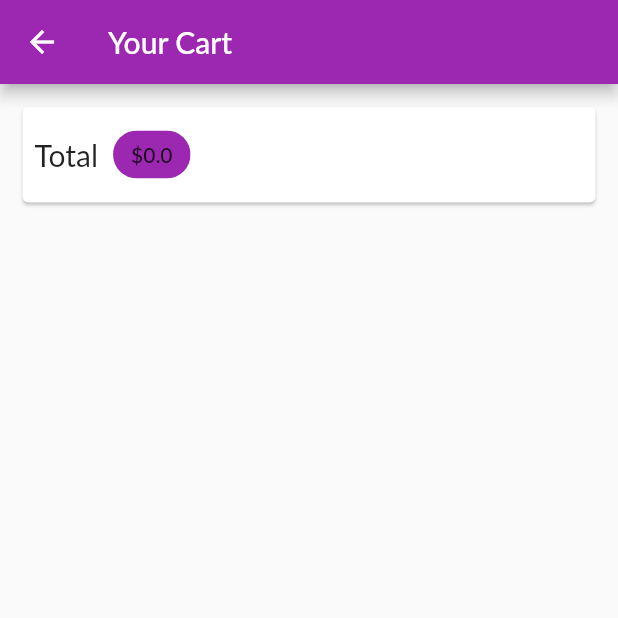
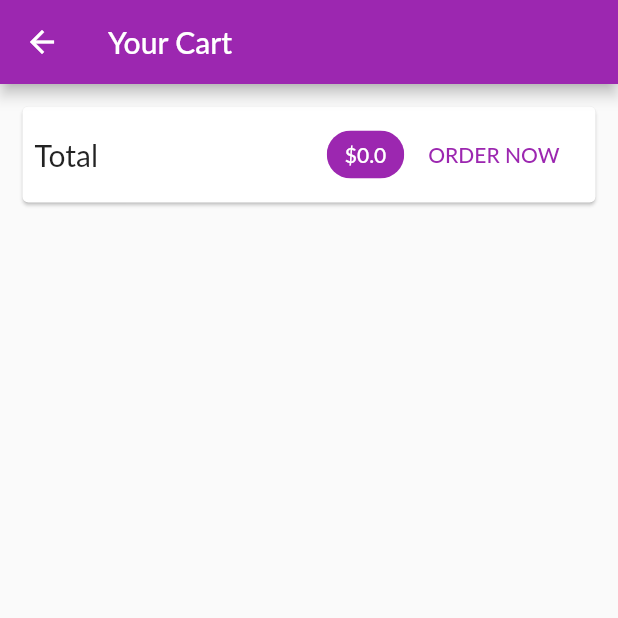
Before and after one commit to bsolca/Flutter, a Flutter app: the CartPage screen opened by its route, on a phone screen of 412 x 824 dp, the top half of it. Run offline on Flutter 3.47's test engine with Material 2 defaults, Android fonts, the phone set to English and light mode, and no system bars; network calls fail; Roboto replaces fonts that are missing (Lato).

Commit message:
[+] Delete item in cart

```diff
--- a/shop_app/lib/pages/cart_page.dart
+++ b/shop_app/lib/pages/cart_page.dart
@@ -1,6 +1,7 @@
 import 'package:flutter/material.dart';
 import 'package:provider/provider.dart';
-import 'package:shopapp/providers/cart.dart';
+import 'package:shopapp/providers/cart.dart' show Cart;
+import 'package:shopapp/widgets/card_item.dart';
 
 class CartPage extends StatelessWidget {
   static const routeName = '/cart';
@@ -18,22 +19,44 @@ class CartPage extends StatelessWidget {
             child: Padding(
               padding: EdgeInsets.all(8),
               child: Row(
+                mainAxisAlignment: MainAxisAlignment.spaceBetween,
                 children: <Widget>[
                   Text(
                     'Total',
                     style: TextStyle(fontSize: 20),
                   ),
-                  SizedBox(
-                    width: 10,
-                  ),
+                  Spacer(),
                   Chip(
-                    label: Text('\$${cart.totalAmount}'),
+                    label: Text(
+                      '\$${cart.totalAmount}',
+                      style: TextStyle(
+                        color: Theme.of(context).primaryTextTheme.title.color,
+                      ),
+                    ),
                     backgroundColor: Theme.of(context).primaryColor,
                   ),
+                  FlatButton(
+                    onPressed: null,
+                    child: Text('ORDER NOW'),
+                    textColor: Theme.of(context).primaryColor,
+                  )
                 ],
               ),
             ),
-          )
+          ),
+          SizedBox(height: 10),
+          Expanded(
+            child: ListView.builder(
+              itemCount: cart.items.length,
+              itemBuilder: (ctx, i) => CartItem(
+                  // How to get value from map
+                  cart.items.values.toList()[i].id,
+                  cart.items.keys.toList()[i],
+                  cart.items.values.toList()[i].price,
+                  cart.items.values.toList()[i].quantity,
+                  cart.items.values.toList()[i].title),
+            ),
+          ),
         ],
       ),
     );
--- a/shop_app/lib/providers/cart.dart
+++ b/shop_app/lib/providers/cart.dart
@@ -61,4 +61,9 @@ class Cart with ChangeNotifier {
     }
     notifyListeners();
   }
+
+  void removeItem(String id) {
+    _items.remove(id);
+    notifyListeners();
+  }
 }
```
Also changed, not shown: shop_app/lib/widgets/card_item.dart (added, +48 -0 lines).
